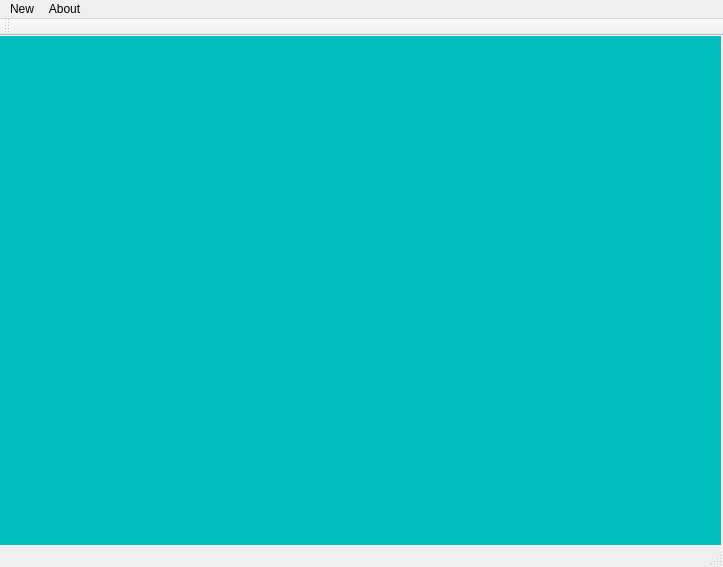
Qt form mainwindow.ui (ITAAcademy/ITAInformator) before a commit.
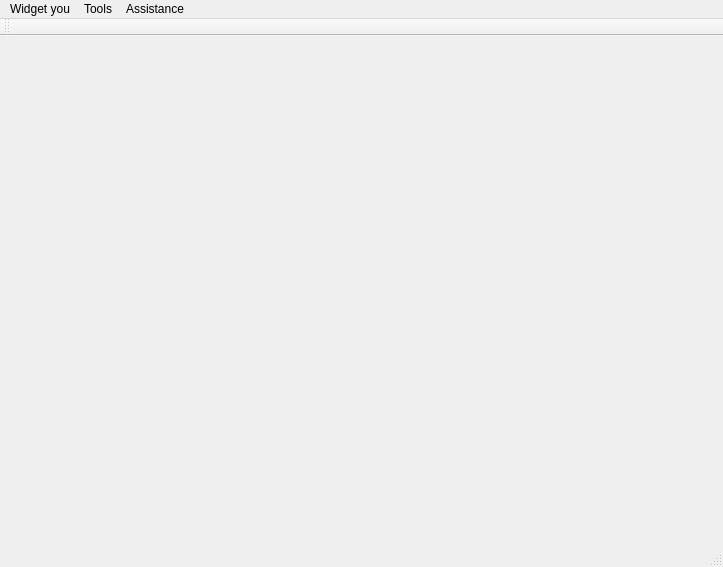
The same form after that commit.

Commit message: creating a menu of 3 items

Patch:
```diff
--- a/mainwindow.ui
+++ b/mainwindow.ui
@@ -13,27 +13,7 @@
   <property name="windowTitle">
    <string>MainWindow</string>
   </property>
-  <widget class="QWidget" name="centralWidget">
-   <widget class="QMdiArea" name="mdiArea">
-    <property name="geometry">
-     <rect>
-      <x>0</x>
-      <y>0</y>
-      <width>721</width>
-      <height>511</height>
-     </rect>
-    </property>
-    <property name="background">
-     <brush brushstyle="SolidPattern">
-      <color alpha="255">
-       <red>0</red>
-       <green>191</green>
-       <blue>191</blue>
-      </color>
-     </brush>
-    </property>
-   </widget>
-  </widget>
+  <widget class="QWidget" name="centralWidget"/>
   <widget class="QToolBar" name="mainToolBar">
    <attribute name="toolBarArea">
     <enum>TopToolBarArea</enum>
@@ -49,7 +29,7 @@
      <x>0</x>
      <y>0</y>
      <width>723</width>
-     <height>22</height>
+     <height>21</height>
     </rect>
    </property>
    <property name="minimumSize">
@@ -69,17 +49,39 @@
    </property>
    <widget class="QMenu" name="menuNew">
     <property name="title">
-     <string>New</string>
+     <string>Widget you</string>
     </property>
     <addaction name="actionConversion"/>
    </widget>
    <widget class="QMenu" name="menuAbout">
     <property name="title">
-     <string>About</string>
+     <string>Tools</string>
     </property>
+    <widget class="QMenu" name="menuLengvich">
+     <property name="title">
+      <string>Language</string>
+     </property>
+     <addaction name="actionEn"/>
+     <addaction name="actionUk"/>
+     <addaction name="actionPol"/>
+    </widget>
+    <addaction name="menuLengvich"/>
+    <addaction name="action_4"/>
+   </widget>
+   <widget class="QMenu" name="menu">
+    <property name="title">
+     <string>Assistance</string>
+    </property>
+    <addaction name="action_Widget_you"/>
+    <addaction name="action_5"/>
+    <addaction name="separator"/>
+    <addaction name="action_7"/>
+    <addaction name="separator"/>
+    <addaction name="action_Widget_you_2"/>
    </widget>
    <addaction name="menuNew"/>
    <addaction name="menuAbout"/>
+   <addaction name="menu"/>
   </widget>
   <action name="actionConversion">
    <property name="text">
```
Left out of the diff: 94 changed lines with no effect on the pictures.
